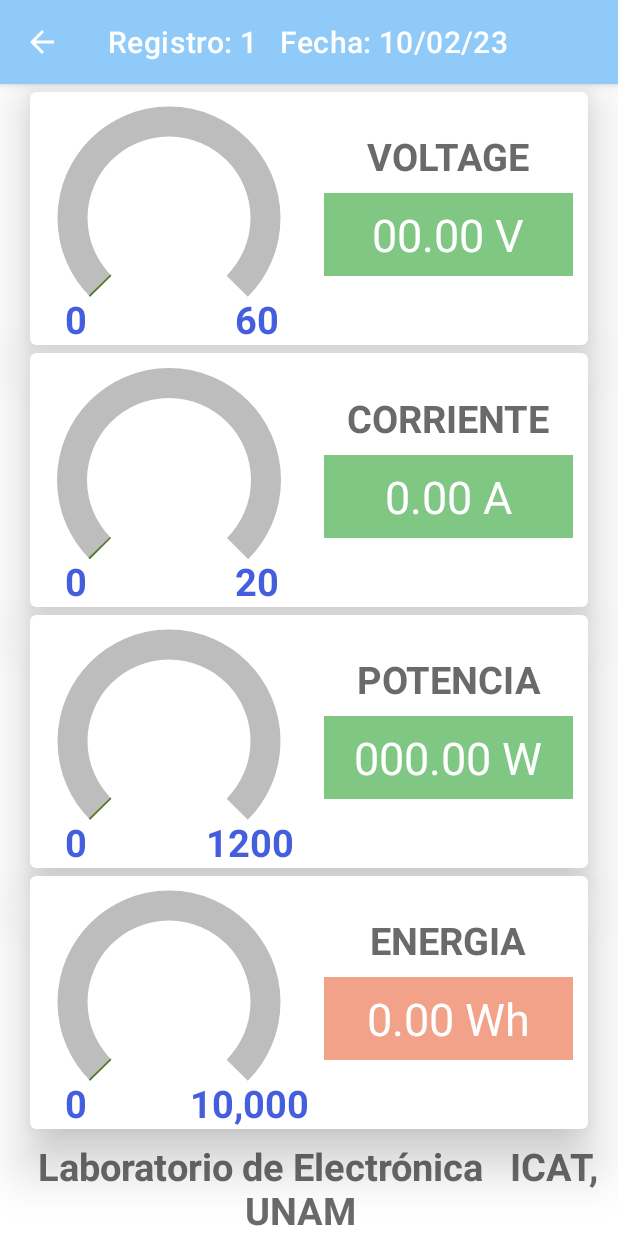
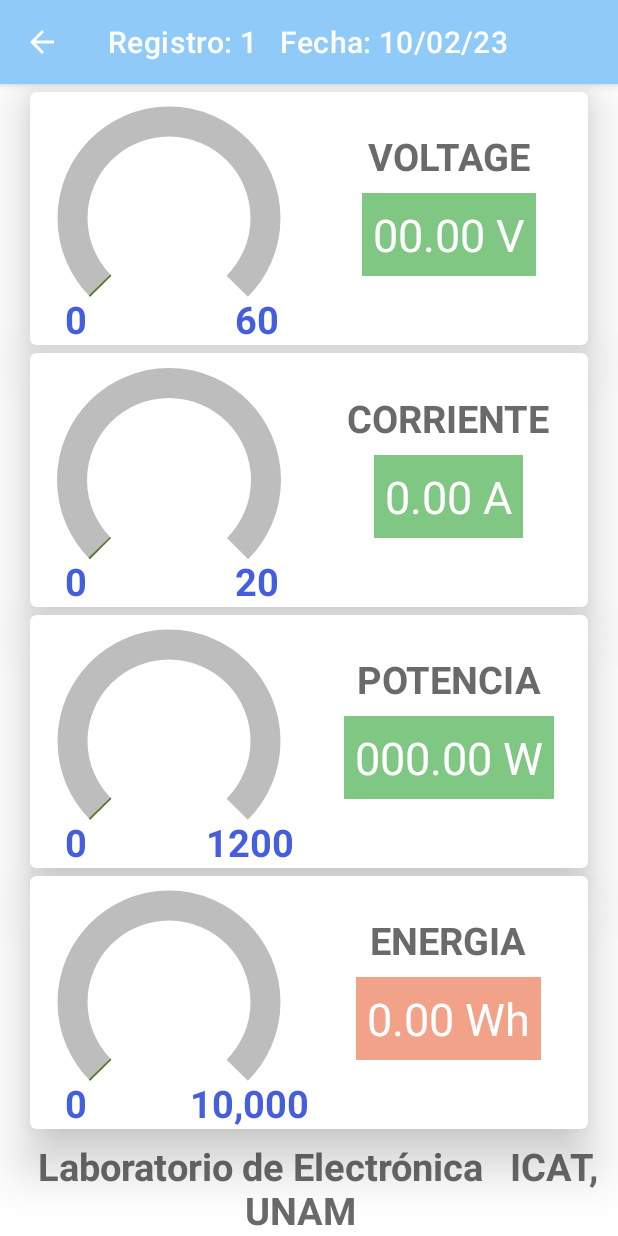
Before and after one commit to AlejandraCastillo/MedidorBluetooth, an Android app: the MessageReceiverActivity screen opened directly, with no data from a screen before it, on a phone screen of 412 x 824 dp. Run offline under Robolectric (Android 15) with nearby library versions, the phone set to English and light mode, and no system bars; 1 statement that could not run was skipped.

Commit message:
Mejora MessageReceiverActivity 2

```diff
--- a/app/src/main/res/layout/activity_message_receiver.xml
+++ b/app/src/main/res/layout/activity_message_receiver.xml
@@ -100,10 +100,8 @@
 
             <TextView
                 android:id="@+id/tv_voltaje"
-                android:layout_width="0dp"
+                android:layout_width="wrap_content"
                 android:layout_height="wrap_content"
-                android:layout_marginStart="@dimen/margin_textView_mr"
-                android:layout_marginEnd="@dimen/margin_textView_mr"
                 android:background="@color/gaugeTextColor"
                 android:padding="@dimen/padding_message_receiver"
                 android:text="00.00 V"
@@ -212,10 +210,8 @@
 
             <TextView
                 android:id="@+id/tv_corriente"
-                android:layout_width="0dp"
+                android:layout_width="wrap_content"
                 android:layout_height="wrap_content"
-                android:layout_marginStart="@dimen/margin_textView_mr"
-                android:layout_marginEnd="@dimen/margin_textView_mr"
                 android:background="@color/gaugeTextColor"
                 android:padding="@dimen/padding_message_receiver"
                 android:text="0.00 A"
@@ -324,10 +320,8 @@
 
             <TextView
                 android:id="@+id/tv_potencia"
-                android:layout_width="0dp"
+                android:layout_width="wrap_content"
                 android:layout_height="wrap_content"
-                android:layout_marginStart="@dimen/margin_textView_mr"
-                android:layout_marginEnd="@dimen/margin_textView_mr"
                 android:background="@color/gaugeTextColor"
                 android:padding="@dimen/padding_message_receiver"
                 android:text="000.00 W"
@@ -434,10 +428,8 @@
 
             <TextView
                 android:id="@+id/tv_energia"
-                android:layout_width="0dp"
+                android:layout_width="wrap_content"
                 android:layout_height="wrap_content"
-                android:layout_marginStart="@dimen/margin_textView_mr"
-                android:layout_marginEnd="@dimen/margin_textView_mr"
                 android:background="#f2a289"
                 android:padding="@dimen/padding_message_receiver"
                 android:text="0.00 Wh"
```
